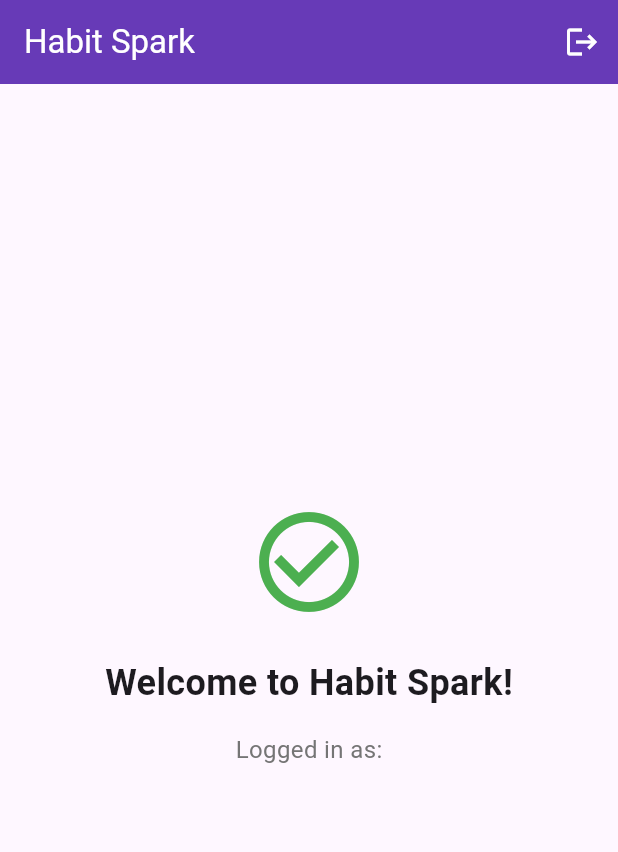
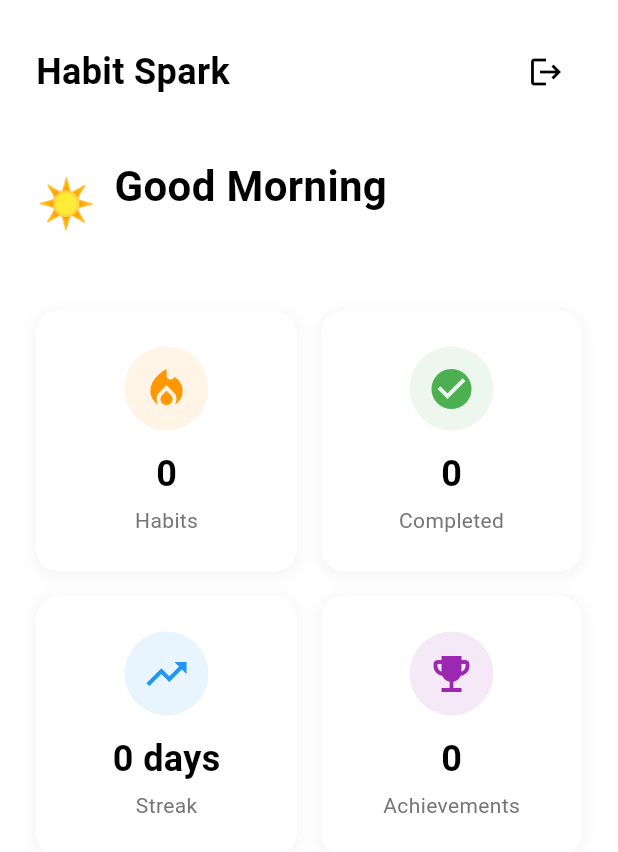
Before and after one commit to ChristianAlicaba2002/MDEV-Habit-Spark, a Flutter app: the screen it shows once a user with an empty profile is signed in, on a phone screen of 412 x 824 dp. Shown: the top 852 px of the screen. Run offline on Flutter 3.47's test engine with Material 3 defaults, Android fonts, the phone set to English and light mode, and no system bars; our stand-ins replace cloud_firestore, firebase_auth, firebase_core; accounts and stored records are empty; network calls fail.

Commit message:
feat: implement Dynamic greeting (Good morning/afternoon/evening)

```diff
--- a/lib/screens/home_page.dart
+++ b/lib/screens/home_page.dart
@@ -5,19 +5,55 @@ import 'package:habit_spark/screens/login_page.dart';
 class HomePage extends StatelessWidget {
   const HomePage({super.key});
 
+  String _getGreeting() {
+    final hour = DateTime.now().hour;
+    if (hour < 12) {
+      return 'Good Morning';
+    } else if (hour < 17) {
+      return 'Good Afternoon';
+    } else {
+      return 'Good Evening';
+    }
+  }
+
+  String _getGreetingEmoji() {
+    final hour = DateTime.now().hour;
+    if (hour < 12) {
+      return '☀️';
+    } else if (hour < 17) {
+      return '🌤️';
+    } else {
+      return '🌙';
+    }
+  }
+
   @override
   Widget build(BuildContext context) {
     final authService = AuthService();
     final user = authService.currentUser;
 
     return Scaffold(
-      appBar: AppBar(
-        title: const Text('Habit Spark'),
-        backgroundColor: Colors.deepPurple,
-        foregroundColor: Colors.white,
-        actions: [
+      backgroundColor: Colors.white,
+      body: SafeArea(
+        child: Padding(
+          padding: const EdgeInsets.all(24.0),
+          child: Column(
+            crossAxisAlignment: CrossAxisAlignment.start,
+            children: [
+              // Header with logout
+              Row(
+                mainAxisAlignment: MainAxisAlignment.spaceBetween,
+                children: [
+                  const Text(
+                    'Habit Spark',
+                    style: TextStyle(
+                      fontSize: 24,
+                      fontWeight: FontWeight.bold,
+                      color: Colors.black,
+                    ),
+                  ),
                   IconButton(
-            icon: const Icon(Icons.logout),
+                    icon: const Icon(Icons.logout, color: Colors.black),
                     onPressed: () async {
                       await authService.signOut();
                       if (context.mounted) {
@@ -29,37 +65,132 @@ class HomePage extends StatelessWidget {
                   ),
                 ],
               ),
-      body: Center(
-        child: Column(
-          mainAxisAlignment: MainAxisAlignment.center,
+              const SizedBox(height: 32),
+
+              // Dynamic Greeting
+              Row(
                 children: [
-            const Icon(
-              Icons.check_circle_outline,
-              size: 80,
-              color: Colors.green,
+                  Text(
+                    _getGreetingEmoji(),
+                    style: const TextStyle(fontSize: 32),
                   ),
-            const SizedBox(height: 24),
-            const Text(
-              'Welcome to Habit Spark!',
-              style: TextStyle(
-                fontSize: 24,
+                  const SizedBox(width: 12),
+                  Column(
+                    crossAxisAlignment: CrossAxisAlignment.start,
+                    children: [
+                      Text(
+                        _getGreeting(),
+                        style: const TextStyle(
+                          fontSize: 28,
                           fontWeight: FontWeight.bold,
+                          color: Colors.black,
                         ),
                       ),
-            const SizedBox(height: 16),
                       Text(
-              'Logged in as:',
+                        user?.email?.split('@')[0] ?? 'User',
                         style: TextStyle(
                           fontSize: 16,
                           color: Colors.grey[600],
                         ),
                       ),
-            const SizedBox(height: 8),
+                    ],
+                  ),
+                ],
+              ),
+              const SizedBox(height: 40),
+
+              // Dashboard Cards
+              Expanded(
+                child: GridView.count(
+                  crossAxisCount: 2,
+                  crossAxisSpacing: 16,
+                  mainAxisSpacing: 16,
+                  children: [
+                    _buildDashboardCard(
+                      icon: Icons.local_fire_department,
+                      title: 'Habits',
+                      count: '0',
+                      color: Colors.orange,
+                    ),
+                    _buildDashboardCard(
+                      icon: Icons.check_circle,
+                      title: 'Completed',
+                      count: '0',
+                      color: Colors.green,
+                    ),
+                    _buildDashboardCard(
+                      icon: Icons.trending_up,
+                      title: 'Streak',
+                      count: '0 days',
+                      color: Colors.blue,
+                    ),
+                    _buildDashboardCard(
+                      icon: Icons.emoji_events,
+                      title: 'Achievements',
+                      count: '0',
+                      color: Colors.purple,
+                    ),
+                  ],
+                ),
+              ),
+            ],
+          ),
+        ),
+      ),
+    );
+  }
+
+  Widget _buildDashboardCard({
+    required IconData icon,
+    required String title,
+    required String count,
+    required Color color,
+  }) {
+    return Container(
+      decoration: BoxDecoration(
+        color: Colors.white,
+        borderRadius: BorderRadius.circular(16),
+        boxShadow: [
+          BoxShadow(
+            color: Colors.grey.withOpacity(0.1),
+            spreadRadius: 2,
+            blurRadius: 8,
+            offset: const Offset(0, 2),
+          ),
+        ],
+      ),
+      child: Padding(
+        padding: const EdgeInsets.all(20.0),
+        child: Column(
+          mainAxisAlignment: MainAxisAlignment.center,
+          children: [
+            Container(
+              padding: const EdgeInsets.all(12),
+              decoration: BoxDecoration(
+                color: color.withOpacity(0.1),
+                shape: BoxShape.circle,
+              ),
+              child: Icon(
+                icon,
+                size: 32,
+                color: color,
+              ),
+            ),
+            const SizedBox(height: 12),
             Text(
-              user?.email ?? 'Unknown',
+              count,
               style: const TextStyle(
-                fontSize: 18,
-                fontWeight: FontWeight.w500,
+                fontSize: 24,
+                fontWeight: FontWeight.bold,
+                color: Colors.black,
+              ),
+            ),
+            const SizedBox(height: 4),
+            Text(
+              title,
+              style: TextStyle(
+                fontSize: 14,
+                color: Colors.grey[600],
               ),
             ),
           ],
```
Lines whose indentation alone changed are shown as unchanged.
